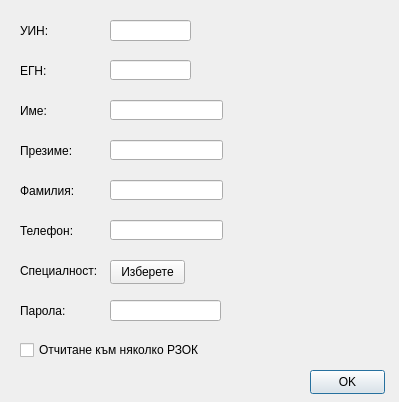
thefinalcutbg/DinoDent, file src/View/Widgets/DoctorSettingsDialog.ui: the form before one commit.
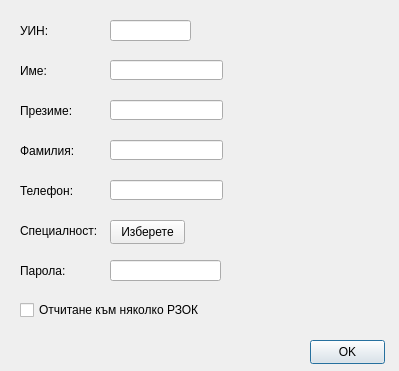
The form after the commit. Custom widgets are drawn as their Qt base class.

Commit message: Egn id moved from doctor to self insured practice. Sqlite3 version updated (foreign keys enabled at runtime). Cosmetic changes.

```diff
--- a/src/View/Widgets/DoctorSettingsDialog.ui
+++ b/src/View/Widgets/DoctorSettingsDialog.ui
@@ -7,7 +7,7 @@
     <x>0</x>
     <y>0</y>
     <width>399</width>
-    <height>402</height>
+    <height>371</height>
    </rect>
   </property>
   <property name="sizePolicy">
@@ -49,7 +49,7 @@
    <property name="geometry">
     <rect>
      <x>20</x>
-     <y>100</y>
+     <y>60</y>
      <width>49</width>
      <height>21</height>
     </rect>
@@ -62,7 +62,7 @@
    <property name="geometry">
     <rect>
      <x>20</x>
-     <y>180</y>
+     <y>140</y>
      <width>71</width>
      <height>21</height>
     </rect>
@@ -71,24 +71,11 @@
     <string>Фамилия:</string>
    </property>
   </widget>
-  <widget class="QLabel" name="label_4">
-   <property name="geometry">
-    <rect>
-     <x>20</x>
-     <y>60</y>
-     <width>61</width>
-     <height>21</height>
-    </rect>
-   </property>
-   <property name="text">
-    <string>ЕГН:</string>
-   </property>
-  </widget>
   <widget class="QPushButton" name="okButton">
    <property name="geometry">
     <rect>
      <x>310</x>
-     <y>370</y>
+     <y>340</y>
      <width>75</width>
      <height>24</height>
     </rect>
@@ -100,27 +87,11 @@
     <bool>true</bool>
    </property>
   </widget>
-  <widget class="LineEdit" name="egnLineEdit">
-   <property name="geometry">
-    <rect>
-     <x>110</x>
-     <y>60</y>
-     <width>81</width>
-     <height>20</height>
-    </rect>
-   </property>
-   <property name="text">
-    <string/>
-   </property>
-   <property name="maxLength">
-    <number>10</number>
-   </property>
-  </widget>
   <widget class="QLabel" name="label_7">
    <property name="geometry">
     <rect>
      <x>20</x>
-     <y>300</y>
+     <y>260</y>
      <width>51</width>
      <height>21</height>
     </rect>
@@ -133,7 +104,7 @@
    <property name="geometry">
     <rect>
      <x>110</x>
-     <y>300</y>
+     <y>260</y>
      <width>111</width>
      <height>21</height>
     </rect>
@@ -149,7 +120,7 @@
    <property name="geometry">
     <rect>
      <x>110</x>
-     <y>100</y>
+     <y>60</y>
      <width>113</width>
      <height>20</height>
     </rect>
@@ -162,7 +133,7 @@
    <property name="geometry">
     <rect>
      <x>110</x>
-     <y>180</y>
+     <y>140</y>
      <width>113</width>
      <height>20</height>
     </rect>
@@ -188,7 +159,7 @@
    <property name="geometry">
     <rect>
      <x>20</x>
-     <y>370</y>
+     <y>340</y>
      <width>261</width>
      <height>21</height>
     </rect>
@@ -204,7 +175,7 @@
    <property name="geometry">
     <rect>
      <x>110</x>
-     <y>140</y>
+     <y>100</y>
      <width>113</width>
      <height>20</height>
     </rect>
@@ -217,7 +188,7 @@
    <property name="geometry">
     <rect>
      <x>20</x>
-     <y>140</y>
+     <y>100</y>
      <width>71</width>
      <height>21</height>
     </rect>
@@ -230,7 +201,7 @@
    <property name="geometry">
     <rect>
      <x>20</x>
-     <y>340</y>
+     <y>300</y>
      <width>191</width>
      <height>20</height>
     </rect>
@@ -243,7 +214,7 @@
    <property name="geometry">
     <rect>
      <x>110</x>
-     <y>220</y>
+     <y>180</y>
      <width>113</width>
      <height>20</height>
     </rect>
@@ -256,7 +227,7 @@
    <property name="geometry">
     <rect>
      <x>20</x>
-     <y>220</y>
+     <y>180</y>
      <width>71</width>
      <height>21</height>
     </rect>
@@ -269,7 +240,7 @@
    <property name="geometry">
     <rect>
      <x>20</x>
-     <y>260</y>
+     <y>220</y>
      <width>91</width>
      <height>21</height>
     </rect>
@@ -282,7 +253,7 @@
    <property name="geometry">
     <rect>
      <x>110</x>
-     <y>260</y>
+     <y>220</y>
      <width>75</width>
      <height>24</height>
     </rect>
```
Left out of the diff: 1 changed line with no effect on the pictures. The commit also changes 32 other files.
